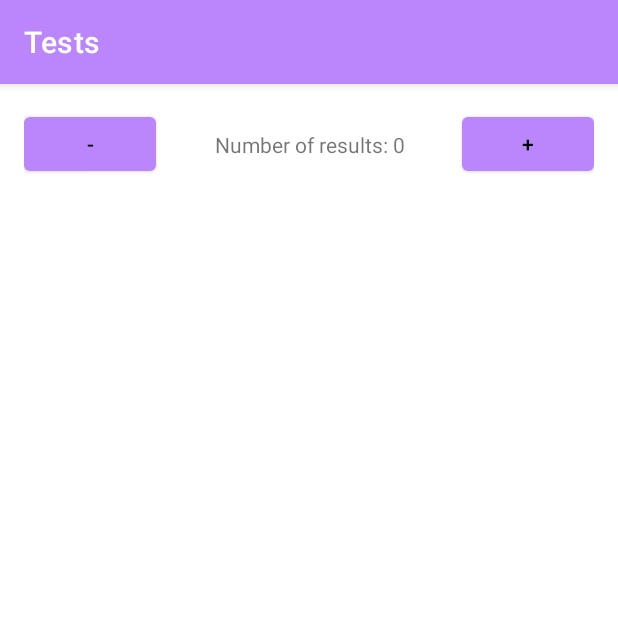
After one commit to saityan/MinorTests, an Android app: the DetailsFragment screen opened directly, with no data from a screen before it, on a phone screen of 412 x 824 dp, the top half of it. The commit adds this screen. Run offline under Robolectric (Android 15) with nearby library versions, the phone set to English and light mode, and no system bars.

Commit message:
FragmentDetails added

```diff
--- a/app/src/main/java/com/geekbrains/tests/view/details/DetailsActivity.kt
+++ b/app/src/main/java/com/geekbrains/tests/view/details/DetailsActivity.kt
@@ -5,53 +5,23 @@ import android.content.Intent
 import android.os.Bundle
 import androidx.appcompat.app.AppCompatActivity
 import com.geekbrains.tests.R
-import com.geekbrains.tests.databinding.ActivityDetailsBinding
-import com.geekbrains.tests.presenter.details.DetailsPresenter
-import com.geekbrains.tests.presenter.details.PresenterDetailsContract
-import java.util.*
 
-class DetailsActivity : AppCompatActivity(), ViewDetailsContract {
-
-    private lateinit var binding: ActivityDetailsBinding
-    private var detailsPresenter: PresenterDetailsContract = DetailsPresenter()
+class DetailsActivity : AppCompatActivity() {
 
     override fun onCreate(savedInstanceState: Bundle?) {
         super.onCreate(savedInstanceState)
-        detailsPresenter.onAttach(this)
-        binding = ActivityDetailsBinding.inflate(layoutInflater)
-        setContentView(binding.root)
-        setUI()
-    }
-
-    override fun onDestroy() {
-        super.onDestroy()
-        detailsPresenter.onDetach()
-    }
-
-    private fun setUI() {
-        val count = intent.getIntExtra(TOTAL_COUNT_EXTRA, 0)
-        detailsPresenter.setCount(count)
-        setCountText(count)
-        binding.decrementButton.setOnClickListener { detailsPresenter.onDecrement() }
-        binding.incrementButton.setOnClickListener { detailsPresenter.onIncrement() }
-    }
-
-    override fun setCount(count: Int) {
-        setCountText(count)
-    }
-
-    private fun setCountText(count: Int) {
-        binding.totalCountTextViewDetails.text =
-            String.format(Locale.getDefault(), getString(R.string.results_count), count)
+        setContentView(R.layout.activity_details)
+        supportFragmentManager.beginTransaction()
+            .add(R.id.detailsFragmentContainer, DetailsFragment.newInstance(0))
+            .commitAllowingStateLoss()
     }
 
     companion object {
-
         const val TOTAL_COUNT_EXTRA = "TOTAL_COUNT_EXTRA"
 
         fun getIntent(context: Context, totalCount: Int): Intent {
             return Intent(context, DetailsActivity::class.java).apply {
-                putExtra(TOTAL_COUNT_EXTRA, totalCount)
+                  putExtra(TOTAL_COUNT_EXTRA, totalCount)
             }
         }
     }
--- /dev/null
+++ b/app/src/main/java/com/geekbrains/tests/view/details/DetailsFragment.kt
@@ -0,0 +1,68 @@
+package com.geekbrains.tests.view.details
+
+import android.os.Bundle
+import android.view.LayoutInflater
+import android.view.View
+import android.view.ViewGroup
+import androidx.core.os.bundleOf
+import androidx.fragment.app.Fragment
+import com.geekbrains.tests.R
+import com.geekbrains.tests.databinding.FragmentDetailsBinding
+import com.geekbrains.tests.presenter.details.DetailsPresenter
+import com.geekbrains.tests.presenter.details.PresenterDetailsContract
+import java.util.*
+
+class DetailsFragment : Fragment(), ViewDetailsContract {
+    private var detailsPresenter: PresenterDetailsContract = DetailsPresenter()
+    private var _binding: FragmentDetailsBinding? = null
+    private val binding: FragmentDetailsBinding
+        get() = _binding!!
+
+    override fun onCreateView(
+        inflater: LayoutInflater,
+        container: ViewGroup?,
+        savedInstanceState: Bundle?
+    ): View {
+        _binding = FragmentDetailsBinding.inflate(inflater, container, false)
+        return (binding.root)
+    }
+
+    override fun onViewCreated(view: View, savedInstanceState: Bundle?) {
+        super.onViewCreated(view, savedInstanceState)
+        detailsPresenter.onAttach(this)
+        setUI()
+    }
+
+    private fun setUI() {
+        arguments?.let {
+            val count = it.getInt(TOTAL_COUNT_EXTRA, 0)
+            detailsPresenter.setCount(count)
+            this@DetailsFragment.setCount(count)
+        }
+        binding.decrementButton.setOnClickListener { detailsPresenter.onDecrement() }
+        binding.incrementButton.setOnClickListener { detailsPresenter.onIncrement() }
+    }
+
+    private fun setCountText(count: Int) {
+        binding.totalCountTextViewDetails.text =
+            String.format(Locale.getDefault(), getString(R.string.results_count), count)
+    }
+
+    override fun onDestroy() {
+        super.onDestroy()
+        detailsPresenter.onDetach()
+        _binding = null
+    }
+
+    override fun setCount(count: Int) {
+        setCountText(count)
+    }
+
+    companion object {
+        private const val TOTAL_COUNT_EXTRA = "TOTAL_COUNT_EXTRA"
+
+        @JvmStatic
+        fun newInstance(counter: Int) =
+            DetailsFragment().apply { arguments = bundleOf(TOTAL_COUNT_EXTRA to counter) }
+    }
+}
--- /dev/null
+++ b/app/src/main/res/layout/fragment_details.xml
@@ -0,0 +1,36 @@
+<?xml version="1.0" encoding="utf-8"?>
+<androidx.constraintlayout.widget.ConstraintLayout xmlns:android="http://schemas.android.com/apk/res/android"
+    xmlns:app="http://schemas.android.com/apk/res-auto"
+    xmlns:tools="http://schemas.android.com/tools"
+    android:layout_width="match_parent"
+    android:layout_height="match_parent"
+    android:padding="@dimen/margin">
+
+    <Button
+        android:id="@+id/decrementButton"
+        android:layout_width="wrap_content"
+        android:layout_height="wrap_content"
+        android:text="@string/decrement_text"
+        app:layout_constraintStart_toStartOf="parent"
+        app:layout_constraintTop_toTopOf="parent" />
+
+    <TextView
+        android:id="@+id/totalCountTextViewDetails"
+        android:layout_width="match_parent"
+        android:layout_height="wrap_content"
+        android:gravity="center_horizontal"
+        android:text="@string/results_count"
+        app:layout_constraintBottom_toBottomOf="@+id/decrementButton"
+        app:layout_constraintStart_toEndOf="@+id/decrementButton"
+        app:layout_constraintTop_toTopOf="@+id/decrementButton"
+        tools:text="Number of results: 100" />
+
+    <Button
+        android:id="@+id/incrementButton"
+        android:layout_width="wrap_content"
+        android:layout_height="wrap_content"
+        android:text="@string/increment_text"
+        app:layout_constraintBottom_toBottomOf="@+id/decrementButton"
+        app:layout_constraintEnd_toEndOf="parent"
+        app:layout_constraintTop_toTopOf="@+id/decrementButton" />
+</androidx.constraintlayout.widget.ConstraintLayout>
```
Also changed, not shown: app/src/main/res/layout/activity_details.xml (+3 -42 lines).
